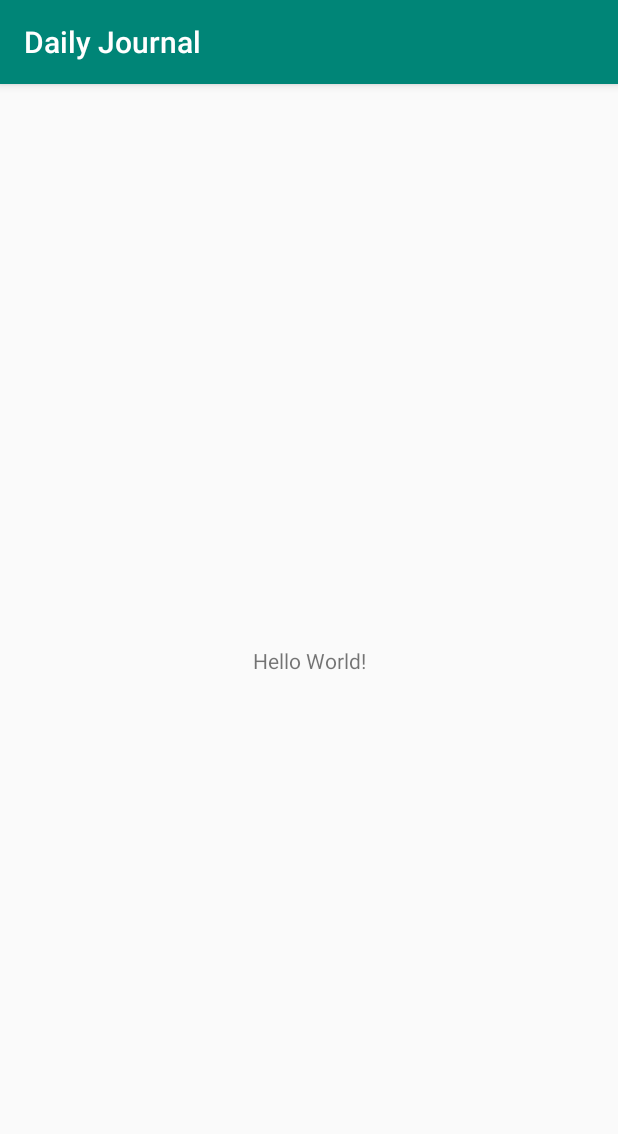
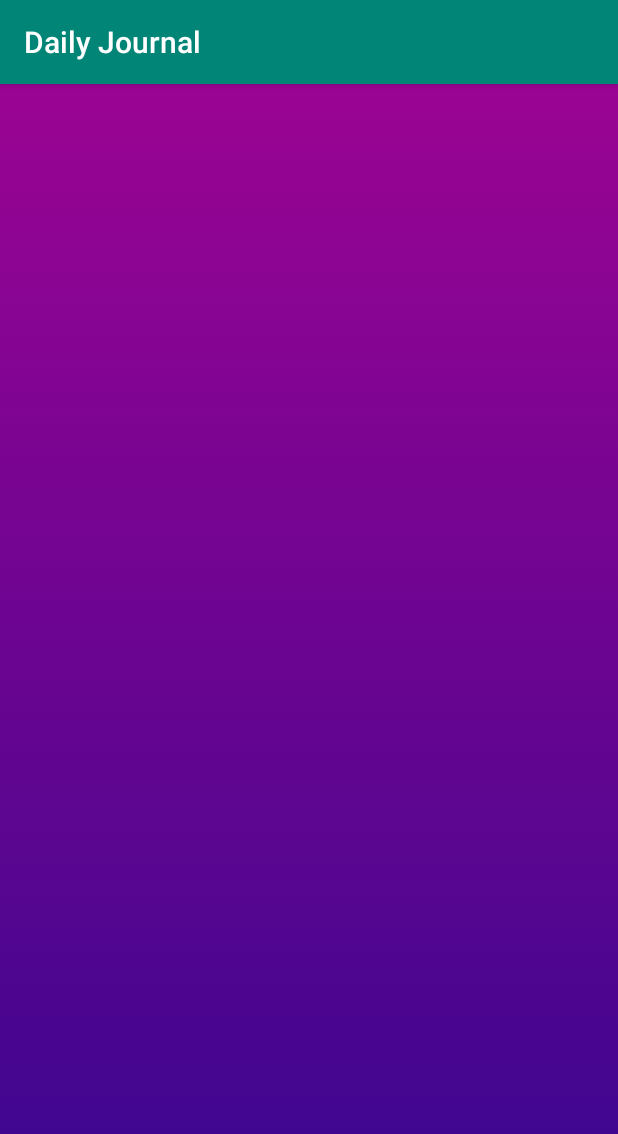
Before and after one commit to russe447/DailyJournal, an Android app: the screen it shows after launch (MainActivity), on a phone screen of 412 x 824 dp. Shown: the top 1134 px of the screen. Run offline under Robolectric (Android 15) with nearby library versions, the phone set to English and light mode, and no system bars.

Commit message:
Initial commit of layout

```diff
--- /dev/null
+++ b/app/src/main/res/drawable/gradient.xml
@@ -0,0 +1,11 @@
+<?xml version="1.0" encoding="utf-8"?>
+<selector xmlns:android="http://schemas.android.com/apk/res/android">
+    <item>
+        <shape>
+            <gradient android:angle="90"
+                android:endColor="#9b0493"
+                android:startColor="#38068f"
+                android:type="linear" />
+        </shape>
+    </item>
+</selector>
--- a/app/src/main/res/layout/activity_main.xml
+++ b/app/src/main/res/layout/activity_main.xml
@@ -4,15 +4,5 @@
     xmlns:tools="http://schemas.android.com/tools"
     android:layout_width="match_parent"
     android:layout_height="match_parent"
-    tools:context=".MainActivity">
-
-    <TextView
-        android:layout_width="wrap_content"
-        android:layout_height="wrap_content"
-        android:text="Hello World!"
-        app:layout_constraintBottom_toBottomOf="parent"
-        app:layout_constraintLeft_toLeftOf="parent"
-        app:layout_constraintRight_toRightOf="parent"
-        app:layout_constraintTop_toTopOf="parent" />
-
-</androidx.constraintlayout.widget.ConstraintLayout>
+    android:background="@drawable/gradient"
+    tools:context=".MainActivity"/>
```
